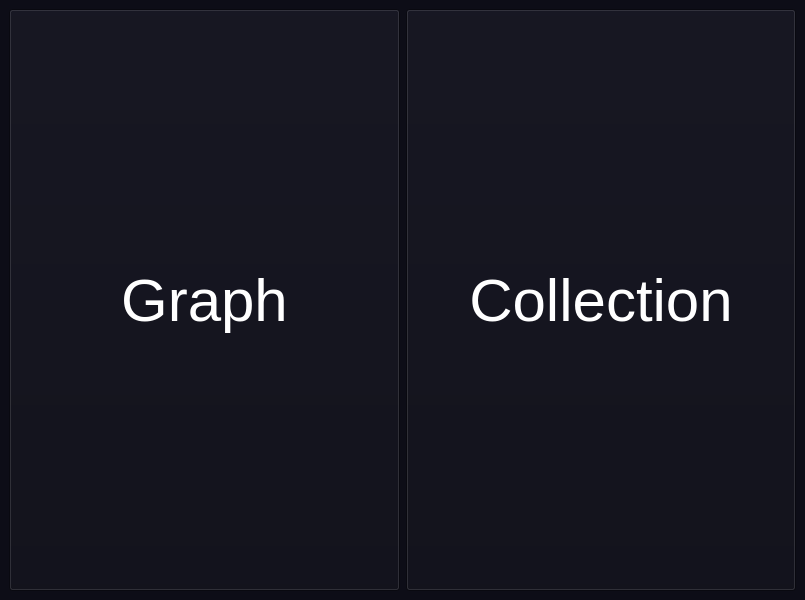
Old version of the form src/gui/mainwindow.ui in the repository MATF-RS20/RS013-djiki.
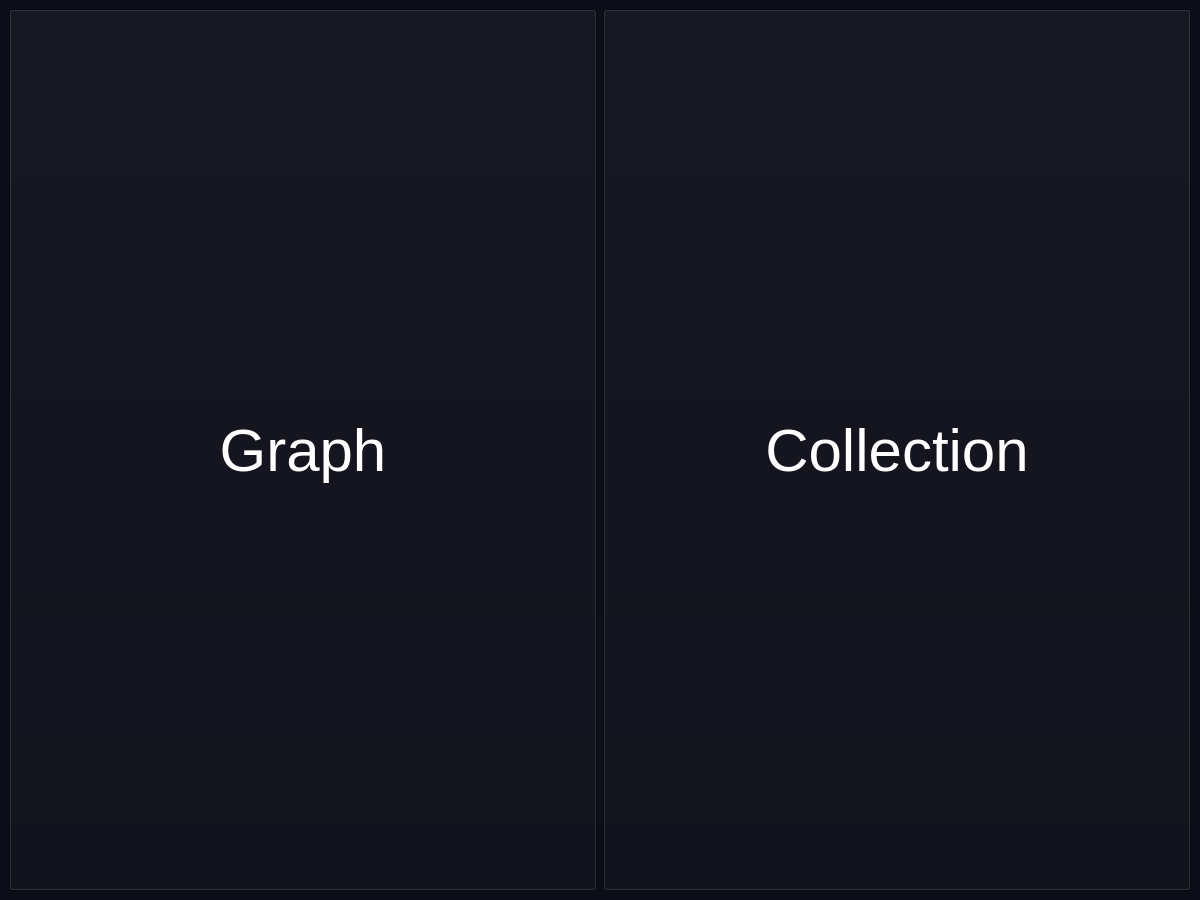
New version of the form. Icons and pictures are not drawn.

```diff
--- a/src/gui/mainwindow.ui
+++ b/src/gui/mainwindow.ui
@@ -6,8 +6,8 @@
    <rect>
     <x>0</x>
     <y>0</y>
-    <width>805</width>
-    <height>600</height>
+    <width>1200</width>
+    <height>900</height>
    </rect>
   </property>
   <property name="windowTitle">
```
